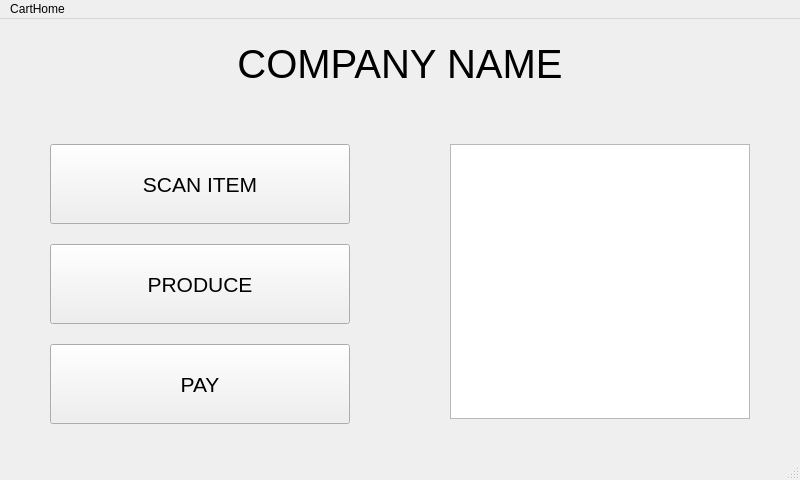
Qt form src/cart_interface.ui (PfeifferH/cheqout) before a commit.
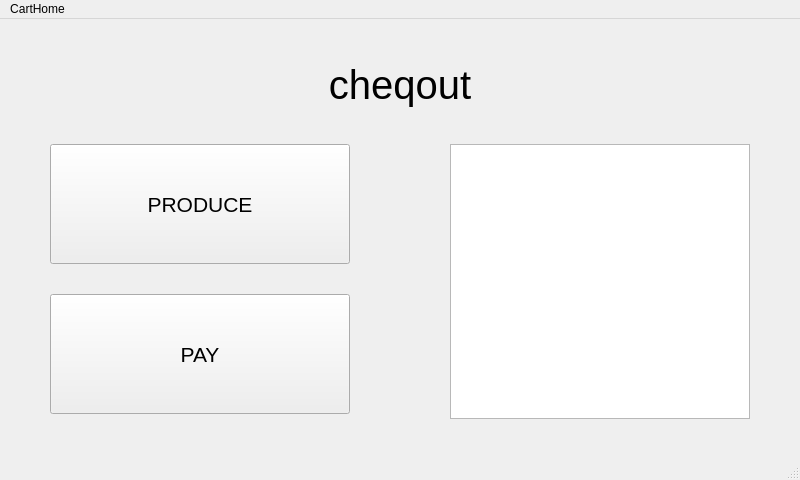
The same form after that commit.

The edit to the form file:
```diff
--- a/src/cart_interface.ui
+++ b/src/cart_interface.ui
@@ -14,34 +14,13 @@
    <string>MainWindow</string>
   </property>
   <widget class="QWidget" name="centralwidget">
-   <widget class="QPushButton" name="pushButton">
-    <property name="geometry">
-     <rect>
-      <x>50</x>
-      <y>125</y>
-      <width>300</width>
-      <height>80</height>
-     </rect>
-    </property>
-    <property name="font">
-     <font>
-      <pointsize>16</pointsize>
-     </font>
-    </property>
-    <property name="text">
-     <string>SCAN ITEM</string>
-    </property>
-    <property name="autoDefault">
-     <bool>false</bool>
-    </property>
-   </widget>
    <widget class="QPushButton" name="pushButton_2">
     <property name="geometry">
      <rect>
       <x>50</x>
-      <y>225</y>
+      <y>125</y>
       <width>300</width>
-      <height>80</height>
+      <height>120</height>
      </rect>
     </property>
     <property name="font">
@@ -57,9 +36,9 @@
     <property name="geometry">
      <rect>
       <x>50</x>
-      <y>325</y>
+      <y>275</y>
       <width>300</width>
-      <height>80</height>
+      <height>120</height>
      </rect>
     </property>
     <property name="font">
@@ -77,7 +56,7 @@
       <x>200</x>
       <y>20</y>
       <width>400</width>
-      <height>50</height>
+      <height>91</height>
      </rect>
     </property>
     <property name="font">
@@ -86,7 +65,7 @@
      </font>
     </property>
     <property name="text">
-     <string>COMPANY NAME</string>
+     <string>cheqout</string>
     </property>
     <property name="alignment">
      <set>Qt::AlignCenter</set>
```
